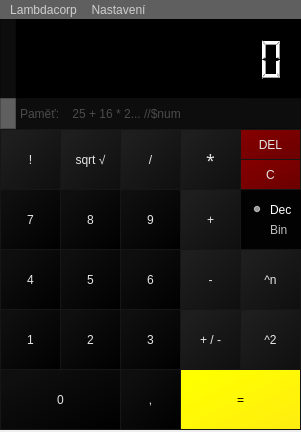
This is mainwindow.ui in Lambdacorp/ivs-proj2 as Qt 5 draws it before an edit. The edited form follows.
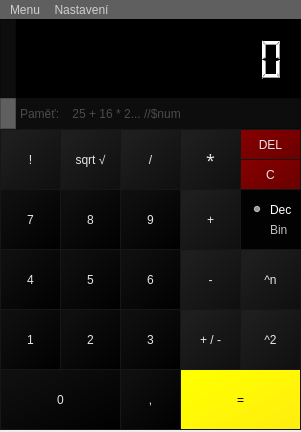
This is the edited form. Icons and pictures are not drawn.

The edit to the form file:
```diff
--- a/mainwindow.ui
+++ b/mainwindow.ui
@@ -1564,7 +1564,7 @@
 color: rgb(206, 206, 206);</string>
     </property>
     <property name="title">
-     <string>Lambdacorp</string>
+     <string>Menu</string>
     </property>
     <property name="separatorsCollapsible">
      <bool>true</bool>
```
Left out of the diff: 8 changed lines with no effect on the pictures.
